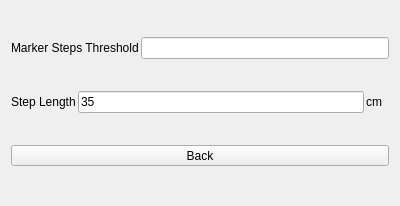
Old version of the form src/Exercise/StepsOptions.ui in the repository ic005k/Knot.
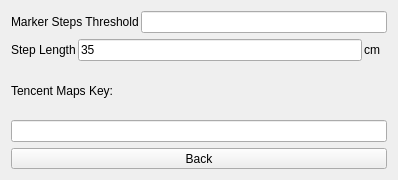
New version of the form.

The edit to the form file:
```diff
--- a/src/Exercise/StepsOptions.ui
+++ b/src/Exercise/StepsOptions.ui
@@ -6,14 +6,14 @@
    <rect>
     <x>0</x>
     <y>0</y>
-    <width>400</width>
-    <height>206</height>
+    <width>398</width>
+    <height>180</height>
    </rect>
   </property>
   <property name="windowTitle">
    <string/>
   </property>
-  <layout class="QVBoxLayout" name="verticalLayout">
+  <layout class="QVBoxLayout" name="verticalLayout_2">
    <item>
     <layout class="QHBoxLayout" name="horizontalLayout_50">
      <property name="spacing">
@@ -87,6 +87,20 @@
      </item>
     </layout>
    </item>
+   <item>
+    <layout class="QVBoxLayout" name="verticalLayout">
+     <item>
+      <widget class="QLabel" name="lblMapKey">
+       <property name="text">
+        <string>Tencent Maps Key:</string>
+       </property>
+      </widget>
+     </item>
+     <item>
+      <widget class="QLineEdit" name="editMapKey"/>
+     </item>
+    </layout>
+   </item>
    <item>
     <widget class="QToolButton" name="btnBack">
      <property name="sizePolicy">
```
